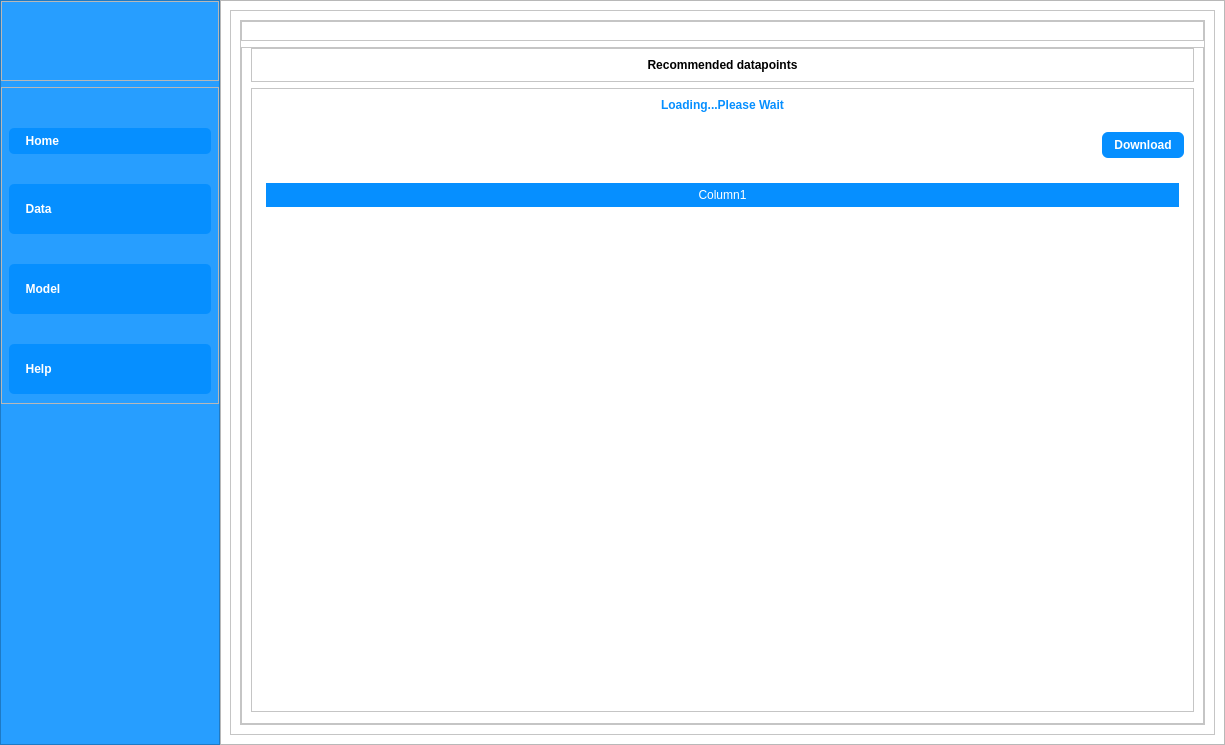
First picture: the form in main.ui, repository ali7haider/Active-Learning-Platform_PyQT5_Desktop_App, before the edit.
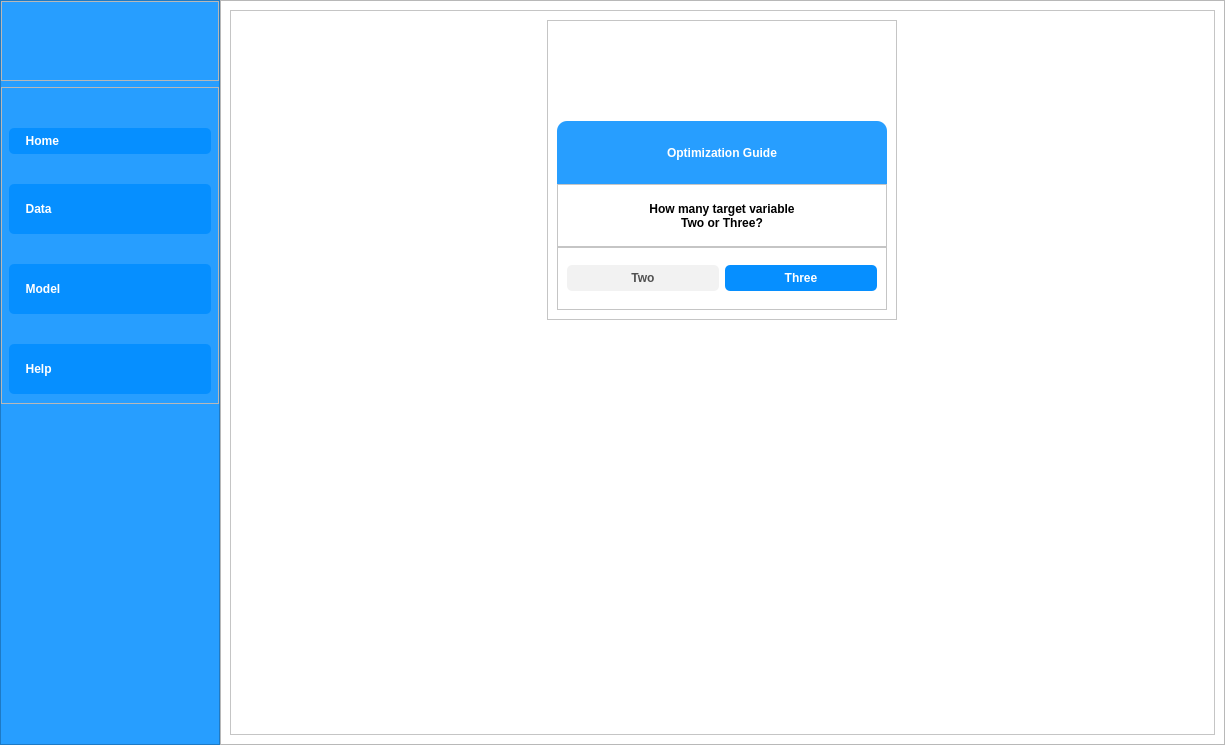
Second picture: the form after the edit. Icons and pictures are not drawn.

Commit message: Add target page layout with optimization guide and variable selection buttons

The edit to the form file:
```diff
--- a/main.ui
+++ b/main.ui
@@ -733,7 +733,7 @@
              <string notr="true">background-color:white;</string>
             </property>
             <property name="currentIndex">
-             <number>6</number>
+             <number>8</number>
             </property>
             <widget class="QWidget" name="homePage">
              <property name="styleSheet">
@@ -2672,7 +2672,7 @@
                              <bool>true</bool>
                             </attribute>
                             <attribute name="verticalHeaderVisible">
-                             <bool>true</bool>
+                             <bool>false</bool>
                             </attribute>
                             <attribute name="verticalHeaderCascadingSectionResizes">
                              <bool>false</bool>
@@ -2752,6 +2752,188 @@
               </item>
              </layout>
             </widget>
+            <widget class="QWidget" name="targetPage">
+             <property name="styleSheet">
+              <string notr="true">QLabel{
+	font:  12pt &quot;Calibri&quot;;
+color:black;
+}</string>
+             </property>
+             <layout class="QVBoxLayout" name="verticalLayout_45">
+              <item>
+               <widget class="QFrame" name="frame_40">
+                <property name="frameShape">
+                 <enum>QFrame::StyledPanel</enum>
+                </property>
+                <property name="frameShadow">
+                 <enum>QFrame::Raised</enum>
+                </property>
+                <layout class="QVBoxLayout" name="verticalLayout_40">
+                 <item alignment="Qt::AlignHCenter|Qt::AlignTop">
+                  <widget class="QFrame" name="frame_41">
+                   <property name="minimumSize">
+                    <size>
+                     <width>350</width>
+                     <height>300</height>
+                    </size>
+                   </property>
+                   <property name="styleSheet">
+                    <string notr="true">#frame_23 {
+    border-left: 1px solid #f2f2f2;
+    border-right: 1px solid #f2f2f2;
+    border-top: 1px solid #f2f2f2;
+}
+
+#frame_24 {
+    border-left: 2px solid #f2f2f2;
+    border-right: 2px solid #f2f2f2;
+}
+
+#frame_25 {
+    border-left: 2px solid #f2f2f2;
+    border-right: 2px solid #f2f2f2;
+    border-bottom: 2px solid #f2f2f2;
+}
+</string>
+                   </property>
+                   <property name="frameShape">
+                    <enum>QFrame::StyledPanel</enum>
+                   </property>
+                   <property name="frameShadow">
+                    <enum>QFrame::Raised</enum>
+                   </property>
+                   <layout class="QVBoxLayout" name="verticalLayout_41">
+                    <property name="spacing">
+                     <number>0</number>
+                    </property>
+                    <property name="topMargin">
+                     <number>100</number>
+                    </property>
+                    <item>
+                     <widget class="QFrame" name="frame_42">
+                      <property name="styleSheet">
+                       <string notr="true">background-color: #279eff;
+border-top-left-radius: 10px; /* Rounded top-left corner */
+border-top-right-radius: 10px; /* Rounded top-right corner */
+</string>
+                      </property>
+                      <property name="frameShape">
+                       <enum>QFrame::StyledPanel</enum>
+                      </property>
+                      <property name="frameShadow">
+                       <enum>QFrame::Raised</enum>
+                      </property>
+                      <layout class="QVBoxLayout" name="verticalLayout_42">
+                       <item>
+                        <widget class="QLabel" name="label_36">
+                         <property name="styleSheet">
+                          <string notr="true">QLabel{
+	font:  12pt &quot;Calibri&quot;;
+	font: 75 14pt &quot;Calibri&quot;;
+font-weight:bold;
+color:#fff;
+
+}</string>
+                         </property>
+                         <property name="text">
+                          <string>Optimization Guide</string>
+                         </property>
+                         <property name="alignment">
+                          <set>Qt::AlignCenter</set>
+                         </property>
+                        </widget>
+                       </item>
+                      </layout>
+                     </widget>
+                    </item>
+                    <item>
+                     <widget class="QFrame" name="frame_43">
+                      <property name="frameShape">
+                       <enum>QFrame::StyledPanel</enum>
+                      </property>
+                      <property name="frameShadow">
+                       <enum>QFrame::Raised</enum>
+                      </property>
+                      <layout class="QVBoxLayout" name="verticalLayout_44">
+                       <item>
+                        <widget class="QLabel" name="label_37">
+                         <property name="text">
+                          <string>How many target variable 
+Two or Three?</string>
+                         </property>
+                         <property name="alignment">
+                          <set>Qt::AlignCenter</set>
+                         </property>
+                        </widget>
+                       </item>
+                      </layout>
+                     </widget>
+                    </item>
+                    <item>
+                     <widget class="QFrame" name="frame_44">
+                      <property name="frameShape">
+                       <enum>QFrame::StyledPanel</enum>
+                      </property>
+                      <property name="frameShadow">
+                       <enum>QFrame::Raised</enum>
+                      </property>
+                      <layout class="QHBoxLayout" name="horizontalLayout_10">
+                       <item>
+                        <widget class="QPushButton" name="btnTargetTwo">
+                         <property name="cursor">
+                          <cursorShape>PointingHandCursor</cursorShape>
+                         </property>
+                         <property name="styleSheet">
+                          <string notr="true">
+QPushButton {
+    color: white;                      /* Text color */
+    border-radius: 5px;                /* Rounded corners */
+    padding: 6px 12px;                 /* Padding inside button */
+    font-weight: bold;                 /* Bold text */
+background-color:#f2f2f2;
+	font:  12pt &quot;Calibri&quot;;
+color:#515151;
+
+
+}</string>
+                         </property>
+                         <property name="text">
+                          <string>Two</string>
+                         </property>
+                        </widget>
+                       </item>
+                       <item>
+                        <widget class="QPushButton" name="btnTargetThree">
+                         <property name="cursor">
+                          <cursorShape>PointingHandCursor</cursorShape>
+                         </property>
+                         <property name="styleSheet">
+                          <string notr="true">QPushButton {
+    color: white;                      /* Text color */
+    padding: 6px 12px;                 /* Padding inside button */
+    font-weight: bold;                 /* Bold text */
+	background-color:#068fff;
+	font:  12pt &quot;Calibri&quot;;
+	border-radius:5px;
+
+}</string>
+                         </property>
+                         <property name="text">
+                          <string>Three</string>
+                         </property>
+                        </widget>
+                       </item>
+                      </layout>
+                     </widget>
+                    </item>
+                   </layout>
+                  </widget>
+                 </item>
+                </layout>
+               </widget>
+              </item>
+             </layout>
+            </widget>
            </widget>
           </item>
          </layout>
```
Left out of the diff: 4 changed lines with no effect on the pictures.
